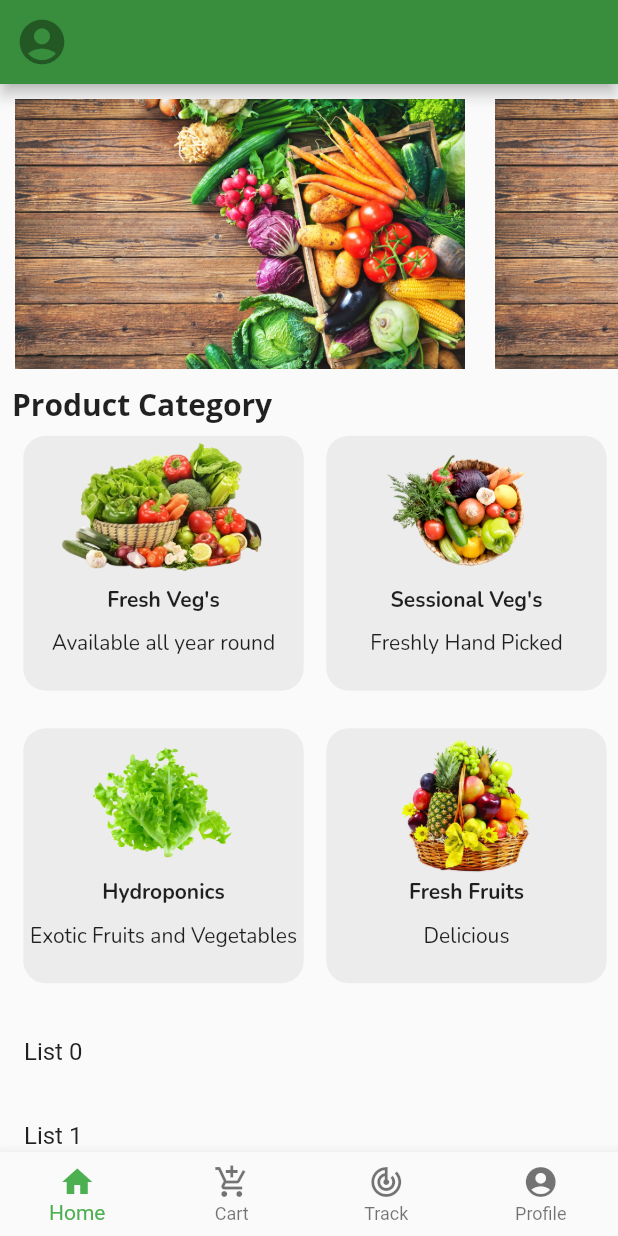
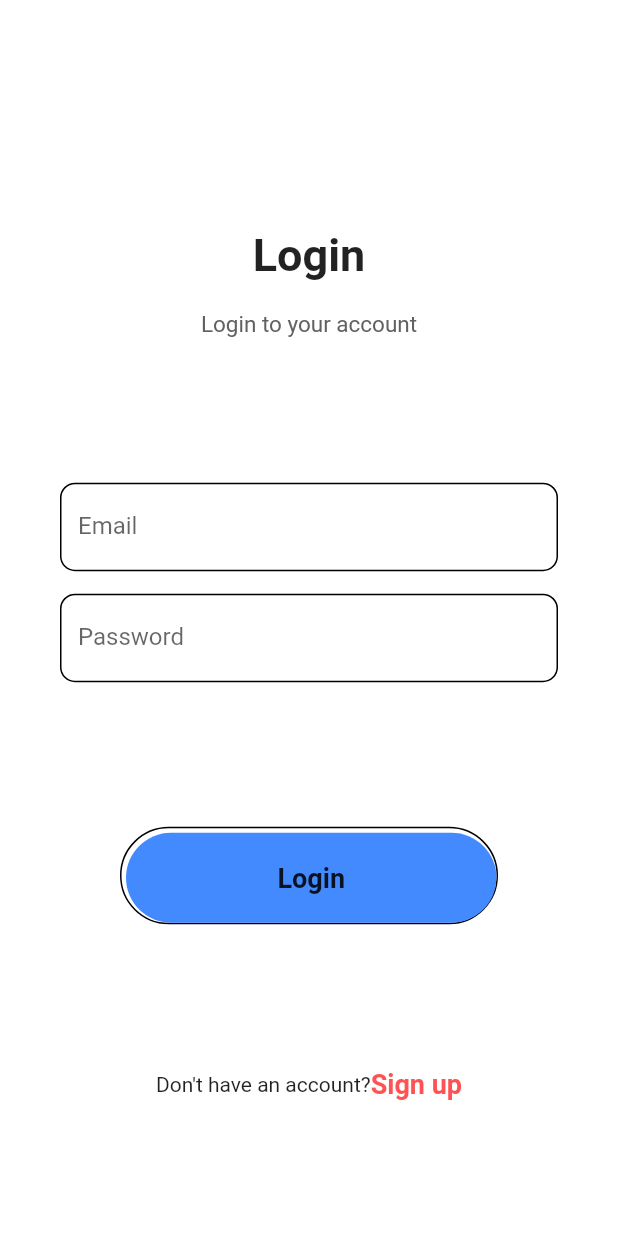
Before and after one commit to paras123yadav/DAPCL, a Flutter app: the screen it shows after launch, on a phone screen of 412 x 824 dp. Run offline on Flutter 3.47's test engine with Material 2 defaults, Android fonts, the phone set to English and light mode, and no system bars; our stand-ins replace google_fonts.

Commit message:
added login and signup pages

```diff
--- a/lib/main.dart
+++ b/lib/main.dart
@@ -1,5 +1,6 @@
 import 'package:flutter/material.dart';
 import 'package:ngo/screens/home_page.dart';
+import 'package:ngo/screens/login.dart';
 import 'package:ngo/screens/profile_page.dart';
 
 void main() {
@@ -15,7 +16,7 @@ class MyApp extends StatelessWidget {
       theme: ThemeData(
         primarySwatch: Colors.blue,
       ),
-      home: const BottomNavigationBarController(),
+      home: Login(),
     );
   }
 }
--- /dev/null
+++ b/lib/screens/login.dart
@@ -0,0 +1,156 @@
+import 'package:flutter/material.dart';
+import 'package:ngo/main.dart';
+import 'signup.dart';
+
+class Login extends StatelessWidget {
+  late String email;
+  late String password;
+
+  @override
+  Widget build(BuildContext context) {
+    return Scaffold(
+      resizeToAvoidBottomInset: true,
+      backgroundColor: Colors.white,
+      appBar: AppBar(
+        elevation: 0,
+        brightness: Brightness.light,
+        backgroundColor: Colors.white,
+        // leading: IconButton(
+        //   onPressed: () {
+        //     Navigator.pop(context);
+        //   },
+        //   icon: const Icon(
+        //     Icons.arrow_back_sharp,
+        //     size: 25,
+        //     color: Colors.black,
+        //   ),
+        // ),
+      ),
+      body: SingleChildScrollView(
+        child: Container(
+          padding: const EdgeInsets.symmetric(horizontal: 40),
+          height: MediaQuery.of(context).size.height - 50,
+          width: double.infinity,
+          child: Column(
+            mainAxisAlignment: MainAxisAlignment.spaceEvenly,
+            children: <Widget>[
+              Column(
+                children: <Widget>[
+                      const Text(
+                        "Login",
+                        style: TextStyle(
+                            fontSize: 30, fontWeight: FontWeight.bold),
+                      ),
+                  const SizedBox(
+                    height: 20,
+                  ),
+                      Text(
+                        "Login to your account",
+                        style: TextStyle(fontSize: 15, color: Colors.grey[700]),
+                      ),
+                ],
+              ),
+              Column(
+                children: <Widget>[
+                  TextField(
+                    keyboardType: TextInputType.emailAddress,
+                    onChanged: (value) {
+                      email = value;
+                    },
+                    decoration: const InputDecoration(
+                      border: OutlineInputBorder(),
+                      labelText: 'Email',
+                      hintText: 'abcd@gmail.com',
+                      focusedBorder: OutlineInputBorder(
+                        borderRadius: BorderRadius.all(Radius.circular(10.0)),
+                      ),
+                      enabledBorder: OutlineInputBorder(
+                        borderRadius: BorderRadius.all(Radius.circular(10.0)),
+                      ),
+                    ),
+                    autofocus: false,
+                  ),
+                  const SizedBox(
+                    height: 15.0,
+                  ),
+                  TextField(
+                    obscureText: true,
+                    onChanged: (value) {
+                      password = value;
+                    },
+                    decoration: const InputDecoration(
+                      border: OutlineInputBorder(),
+                      labelText: 'Password',
+                      hintText: 'atleast 6 digits',
+                      focusedBorder: OutlineInputBorder(
+                        borderRadius: BorderRadius.all(Radius.circular(10.0)),
+                      ),
+                      enabledBorder: OutlineInputBorder(
+                        borderRadius: BorderRadius.all(Radius.circular(10.0)),
+                      ),
+                    ),
+                    autofocus: false,
+                  ),
+
+                ],
+              ),
+                  Padding(
+                    padding: const EdgeInsets.symmetric(horizontal: 40),
+                    child: Container(
+                      padding: const EdgeInsets.only(top: 3, left: 3),
+                      decoration: BoxDecoration(
+                          borderRadius: BorderRadius.circular(50),
+                          border: const Border(
+                            bottom: BorderSide(color: Colors.black),
+                            top: BorderSide(color: Colors.black),
+                            left: BorderSide(color: Colors.black),
+                            right: BorderSide(color: Colors.black),
+                          )),
+                      child: MaterialButton(
+                        minWidth: double.infinity,
+                        height: 60,
+                        onPressed: (){
+                          Navigator.push(context,
+                              MaterialPageRoute(builder: (context) => BottomNavigationBarController()));
+                        },
+                        color: Colors.blueAccent,
+                        elevation: 0,
+                        shape: RoundedRectangleBorder(
+                            borderRadius: BorderRadius.circular(50)),
+                        child: const Text(
+                          "Login",
+                          style: TextStyle(
+                              fontWeight: FontWeight.w600, fontSize: 18),
+                        ),
+                      ),
+                    ),
+                  ),
+                  Row(
+                    mainAxisAlignment: MainAxisAlignment.center,
+                    children: <Widget>[
+                      const Text("Don't have an account?"),
+                      InkWell(
+                        onTap: () {
+                          Navigator.push(
+                              context,
+                              MaterialPageRoute(
+                                  builder: (context) => Signup()));
+                        },
+                        child: const Text(
+                          "Sign up",
+                          style: TextStyle(
+                              color: Colors.redAccent,
+                              fontWeight: FontWeight.w600,
+                              fontSize: 18),
+                        ),
+                      ),
+                    ],
+                  ),
+            ],
+          ),
+
+        ),
+      ),
+    );
+  }
+}
```
Also changed, not shown: lib/screens/signup.dart (added, +154 -0 lines).
